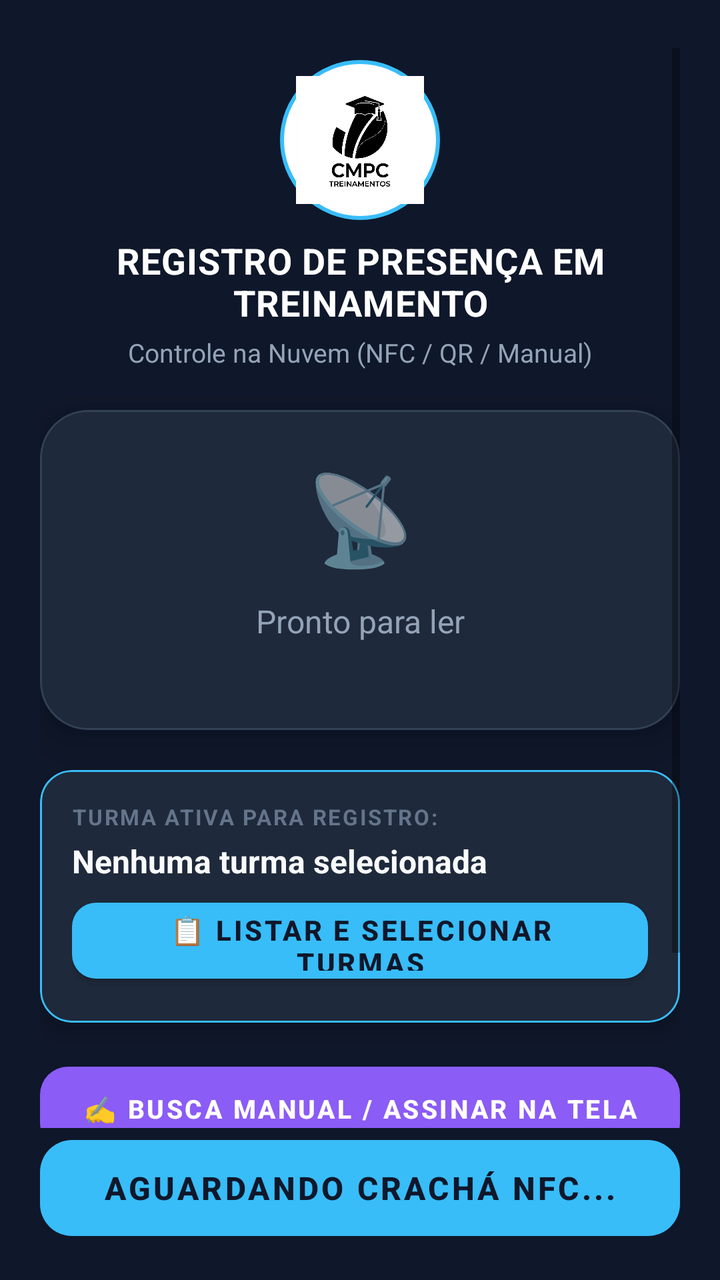
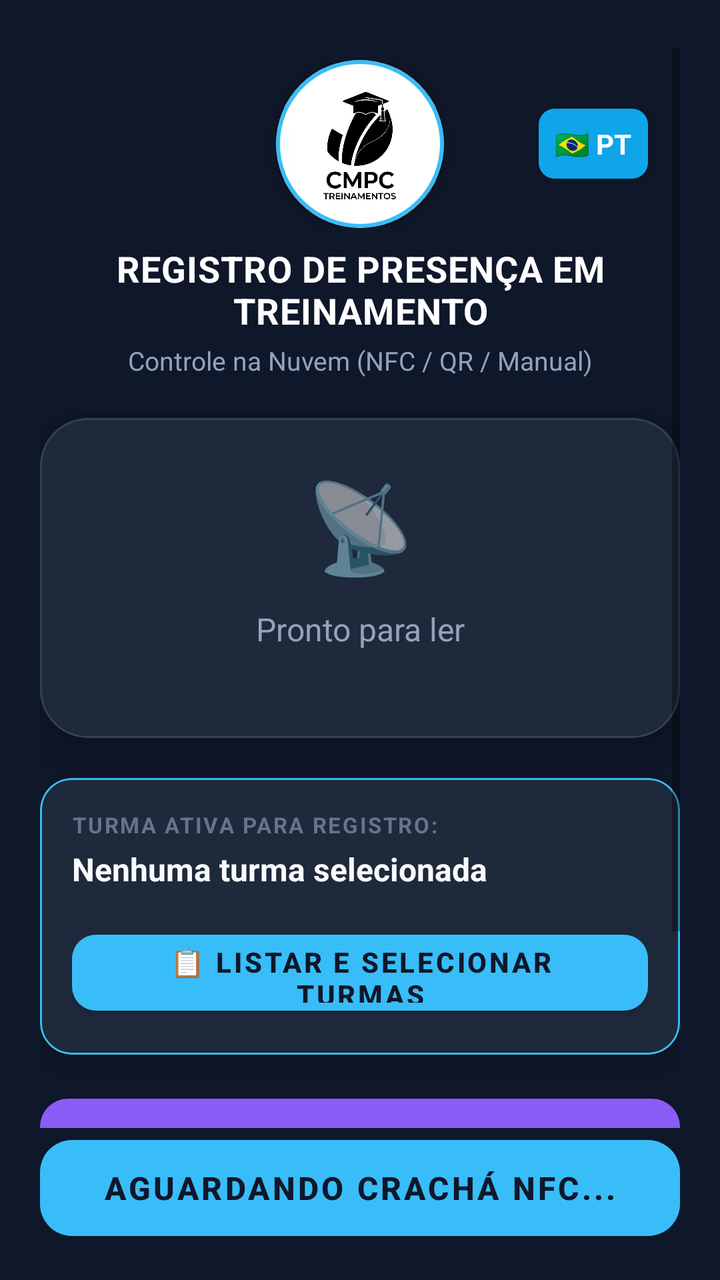

Screens rendered from an Android XML layout before and after an edit, with the pre-edit source and the edit as a unified diff.
<!-- AndroidManifest.xml: application theme Theme.LeitorCracha -->
<!-- res/layout/activity_main.xml -->
<?xml version="1.0" encoding="utf-8"?>
<androidx.constraintlayout.widget.ConstraintLayout
    xmlns:android="http://schemas.android.com/apk/res/android"
    xmlns:app="http://schemas.android.com/apk/res-auto"
    android:layout_width="match_parent"
    android:layout_height="match_parent"
    android:background="@color/colorBackground">

    
    <ScrollView
        android:layout_width="match_parent"
        android:layout_height="0dp"
        android:fillViewport="true"
        android:clipToPadding="false"
        android:paddingHorizontal="20dp"
        android:paddingTop="24dp"
        android:paddingBottom="16dp"
        app:layout_constraintTop_toTopOf="parent"
        app:layout_constraintBottom_toTopOf="@id/btnScan"
        app:layout_constraintStart_toStartOf="parent"
        app:layout_constraintEnd_toEndOf="parent">

        <LinearLayout
            android:layout_width="match_parent"
            android:layout_height="wrap_content"
            android:orientation="vertical"
            android:gravity="center_horizontal">

            
            <ImageView
                android:layout_width="80dp"
                android:layout_height="80dp"
                android:src="@mipmap/ic_launcher"
                android:background="@drawable/bg_logo_circle"
                android:padding="8dp"
                android:layout_marginTop="6dp"
                android:layout_marginBottom="8dp"
                android:contentDescription="Logo CMPC Treinamentos" />

            
            <TextView
                android:id="@+id/tvTitle"
                android:layout_width="wrap_content"
                android:layout_height="wrap_content"
                android:text="REGISTRO DE PRESENÇA EM TREINAMENTO"
                android:textColor="@color/colorWhite"
                android:textSize="18sp"
                android:textStyle="bold"
                android:gravity="center"
                android:letterSpacing="0.02" />

            
            <TextView
                android:id="@+id/tvSubtitle"
                android:layout_width="wrap_content"
                android:layout_height="wrap_content"
                android:text="Controle na Nuvem (NFC / QR / Manual)"
                android:textColor="@color/colorSubtitle"
                android:textSize="13sp"
                android:gravity="center"
                android:layout_marginTop="4dp"
                android:layout_marginBottom="20dp"/>

            
            <com.google.android.material.card.MaterialCardView
                android:id="@+id/cardResult"
                android:layout_width="match_parent"
                android:layout_height="wrap_content"
                android:minHeight="160dp"
                android:layout_marginBottom="20dp"
                app:cardBackgroundColor="@color/colorCard"
                app:cardCornerRadius="24dp"
                app:cardElevation="12dp"
                app:strokeColor="#334155"
                app:strokeWidth="1dp">

                <LinearLayout
                    android:layout_width="match_parent"
                    android:layout_height="wrap_content"
                    android:orientation="vertical"
                    android:gravity="center"
                    android:padding="24dp">

                    
                    <TextView
                        android:id="@+id/tvIcon"
                        android:layout_width="wrap_content"
                        android:layout_height="wrap_content"
                        android:text="📡"
                        android:textSize="44sp"
                        android:gravity="center"
                        android:layout_marginBottom="12dp"/>

                    
                    <ProgressBar
                        android:id="@+id/progressBar"
                        android:layout_width="wrap_content"
                        android:layout_height="wrap_content"
                        android:visibility="gone"
                        android:indeterminateTint="@color/colorAccent"
                        android:layout_marginBottom="12dp"/>

                    
                    <TextView
                        android:id="@+id/tvStatus"
                        android:layout_width="match_parent"
                        android:layout_height="wrap_content"
                        android:text="@string/status_ready"
                        android:textColor="@color/colorSubtitle"
                        android:textSize="16sp"
                        android:gravity="center"
                        android:layout_marginBottom="8dp"/>

                    
                    <TextView
                        android:id="@+id/tvResult"
                        android:layout_width="match_parent"
                        android:layout_height="wrap_content"
                        android:textColor="@color/colorSuccess"
                        android:textSize="18sp"
                        android:textStyle="bold"
                        android:gravity="center"
                        android:lineSpacingExtra="4dp"
                        android:letterSpacing="0.03"
                        android:visibility="gone"/>
                </LinearLayout>
            </com.google.android.material.card.MaterialCardView>

            
            <com.google.android.material.card.MaterialCardView
                android:id="@+id/cardSession"
                android:layout_width="match_parent"
                android:layout_height="wrap_content"
                android:layout_marginBottom="16dp"
                app:cardBackgroundColor="#1E293B"
                app:cardCornerRadius="16dp"
                app:cardElevation="6dp"
                app:strokeColor="#38BDF8"
                app:strokeWidth="1dp">

                <LinearLayout
                    android:layout_width="match_parent"
                    android:layout_height="wrap_content"
                    android:orientation="vertical"
                    android:padding="16dp">

                    <TextView
                        android:layout_width="wrap_content"
                        android:layout_height="wrap_content"
                        android:text="TURMA ATIVA PARA REGISTRO:"
                        android:textColor="#64748B"
                        android:textSize="11sp"
                        android:textStyle="bold"
                        android:letterSpacing="0.08"
                        android:layout_marginBottom="4dp" />

                    <TextView
                        android:id="@+id/tvSessionId"
                        android:layout_width="match_parent"
                        android:layout_height="wrap_content"
                        android:text="Nenhuma turma selecionada"
                        android:textColor="#F8FAFC"
                        android:textSize="16sp"
                        android:textStyle="bold"
                        android:layout_marginBottom="4dp" />

                    <TextView
                        android:id="@+id/tvSessionCount"
                        android:layout_width="match_parent"
                        android:layout_height="wrap_content"
                        android:text="👥 0 pessoa(s) registrada(s) nesta turma"
                        android:textColor="#38BDF8"
                        android:textSize="13sp"
                        android:textStyle="bold"
                        android:visibility="gone"
                        android:layout_marginBottom="12dp" />

                    <com.google.android.material.button.MaterialButton
                        android:id="@+id/btnSelectSession"
                        android:layout_width="match_parent"
                        android:layout_height="50dp"
                        android:text="📋 LISTAR E SELECIONAR TURMAS"
                        android:textSize="14sp"
                        android:textStyle="bold"
                        android:textColor="#0F172A"
                        app:backgroundTint="#38BDF8"
                        app:cornerRadius="12dp" />
                </LinearLayout>
            </com.google.android.material.card.MaterialCardView>

            
            <com.google.android.material.button.MaterialButton
                android:id="@+id/btnManualRegister"
                android:layout_width="match_parent"
                android:layout_height="54dp"
                android:layout_marginBottom="10dp"
                android:text="✍️ BUSCA MANUAL / ASSINAR NA TELA"
                android:textSize="13sp"
                android:textStyle="bold"
                android:textColor="#FFFFFF"
                app:backgroundTint="#8B5CF6"
                app:cornerRadius="14dp" />

            
            <com.google.android.material.button.MaterialButton
                android:id="@+id/btnScanQr"
                android:layout_width="match_parent"
                android:layout_height="54dp"
                android:layout_marginBottom="8dp"
                android:text="REGISTRO AVULSO VIA QR (RUT)"
                android:textSize="13sp"
                android:textStyle="bold"
                android:textColor="#F8FAFC"
                app:backgroundTint="#3B82F6"
                app:cornerRadius="14dp" />

        </LinearLayout>
    </ScrollView>

    
    <com.google.android.material.button.MaterialButton
        android:id="@+id/btnScan"
        android:layout_width="match_parent"
        android:layout_height="60dp"
        android:layout_marginHorizontal="20dp"
        android:layout_marginBottom="16dp"
        android:text="AGUARDANDO CRACHÁ NFC..."
        android:textSize="16sp"
        android:textStyle="bold"
        android:textColor="@color/colorBackground"
        app:backgroundTint="@color/colorAccent"
        app:cornerRadius="16dp"
        android:enabled="false"
        app:layout_constraintBottom_toBottomOf="parent"
        app:layout_constraintStart_toStartOf="parent"
        app:layout_constraintEnd_toEndOf="parent" />

</androidx.constraintlayout.widget.ConstraintLayout>
<!-- resources referenced by this layout -->
<resources>
  <color name="colorAccent">#38BDF8</color>
  <color name="colorBackground">#0F172A</color>
  <color name="colorCard">#1E293B</color>
  <color name="colorSubtitle">#94A3B8</color>
  <color name="colorSuccess">#10B981</color>
  <color name="colorWhite">#FFFFFF</color>
  <!-- drawable bg_logo_circle (drawable) -->
  <?xml version="1.0" encoding="utf-8"?>
  <shape xmlns:android="http://schemas.android.com/apk/res/android"
      android:shape="oval">
      <solid android:color="#FFFFFF" />
      <stroke
          android:width="2dp"
          android:color="#38BDF8" />
  </shape>
  <!-- mipmap ic_launcher: png bitmap (mipmap-hdpi, 485143 bytes) -->
  <string name="status_ready">Pronto para ler</string>
  <style name="Theme.LeitorCracha" parent="Theme.MaterialComponents.DayNight.NoActionBar">
          <item name="colorPrimary">@color/colorAccent</item>
          <item name="colorPrimaryVariant">@color/colorCard</item>
          <item name="colorOnPrimary">@color/colorBackground</item>
          <item name="android:windowBackground">@color/colorBackground</item>
          <item name="android:statusBarColor">@color/colorBackground</item>
          <item name="android:navigationBarColor">@color/colorBackground</item>
      </style>
</resources>

<!-- the commit's change to res/layout/activity_main.xml (unified diff, before → after) -->
@@ -27,15 +27,47 @@
             android:gravity="center_horizontal">
 
             
-            <ImageView
-                android:layout_width="80dp"
-                android:layout_height="80dp"
-                android:src="@mipmap/ic_launcher"
-                android:background="@drawable/bg_logo_circle"
-                android:padding="8dp"
+            <FrameLayout
+                android:layout_width="match_parent"
+                android:layout_height="wrap_content"
                 android:layout_marginTop="6dp"
-                android:layout_marginBottom="8dp"
-                android:contentDescription="Logo CMPC Treinamentos" />
+                android:layout_marginBottom="8dp">
+
+                
+                <com.google.android.material.card.MaterialCardView
+                    android:layout_width="84dp"
+                    android:layout_height="84dp"
+                    android:layout_gravity="center"
+                    app:cardCornerRadius="42dp"
+                    app:cardElevation="6dp"
+                    app:strokeColor="#38BDF8"
+                    app:strokeWidth="2dp"
+                    app:cardBackgroundColor="#FFFFFF">
+
+                    <ImageView
+                        android:layout_width="match_parent"
+                        android:layout_height="match_parent"
+                        android:src="@mipmap/ic_launcher"
+                        android:scaleType="fitCenter"
+                        android:padding="4dp"
+                        android:contentDescription="Logo CMPC Treinamentos" />
+                </com.google.android.material.card.MaterialCardView>
+
+                
+                <TextView
+                    android:id="@+id/btnLanguage"
+                    android:layout_width="wrap_content"
+                    android:layout_height="wrap_content"
+                    android:layout_gravity="end|center_vertical"
+                    android:layout_marginEnd="16dp"
+                    android:background="@drawable/bg_eye_btn"
+                    android:text="🇧🇷 PT"
+                    android:textColor="#FFFFFF"
+                    android:textSize="14sp"
+                    android:textStyle="bold"
+                    android:padding="8dp"
+                    android:elevation="4dp" />
+            </FrameLayout>
 
             
             <TextView
@@ -164,16 +196,38 @@
                         android:textStyle="bold"
                         android:layout_marginBottom="4dp" />
 
-                    <TextView
-                        android:id="@+id/tvSessionCount"
-                        android:layout_width="match_parent"
-                        android:layout_height="wrap_content"
-                        android:text="👥 0 pessoa(s) registrada(s) nesta turma"
-                        android:textColor="#38BDF8"
-                        android:textSize="13sp"
-                        android:textStyle="bold"
-                        android:visibility="gone"
-                        android:layout_marginBottom="12dp" />
+                    <LinearLayout
+                        android:layout_width="match_parent"
+                        android:layout_height="wrap_content"
+                        android:orientation="horizontal"
+                        android:gravity="center_vertical"
+                        android:layout_marginBottom="12dp">
+                        
+                        <TextView
+                            android:id="@+id/tvSessionCount"
+                            android:layout_width="0dp"
+                            android:layout_height="wrap_content"
+                            android:layout_weight="1"
+                            android:text="👥 0 pessoa(s) registrada(s) nesta turma"
+                            android:textColor="#38BDF8"
+                            android:textSize="13sp"
+                            android:textStyle="bold"
+                            android:visibility="gone" />
+
+                        <TextView
+                            android:id="@+id/btnViewAttendees"
+                            android:layout_width="wrap_content"
+                            android:layout_height="wrap_content"
+                            android:text="👁️ VER LISTA"
+                            android:textColor="#FFFFFF"
+                            android:textSize="11sp"
+                            android:textStyle="bold"
+                            android:background="@drawable/bg_eye_btn"
+                            android:paddingHorizontal="10dp"
+                            android:paddingVertical="6dp"
+                            android:layout_marginStart="8dp"
+                            android:visibility="gone" />
+                    </LinearLayout>
 
                     <com.google.android.material.button.MaterialButton
                         android:id="@+id/btnSelectSession"
<!-- resource entries referenced after the edit -->
@@ -6,14 +6,13 @@
   <color name="colorSubtitle">#94A3B8</color>
   <color name="colorSuccess">#10B981</color>
   <color name="colorWhite">#FFFFFF</color>
-  <!-- drawable bg_logo_circle (drawable) -->
+  <!-- drawable bg_eye_btn (drawable) -->
   <?xml version="1.0" encoding="utf-8"?>
   <shape xmlns:android="http://schemas.android.com/apk/res/android"
-      android:shape="oval">
-      <solid android:color="#FFFFFF" />
-      <stroke
-          android:width="2dp"
-          android:color="#38BDF8" />
+      android:shape="rectangle">
+      <solid android:color="#0EA5E9" />
+      <corners android:radius="8dp" />
+      <padding android:left="8dp" android:top="4dp" android:right="8dp" android:bottom="4dp" />
   </shape>
   <!-- mipmap ic_launcher: png bitmap (mipmap-hdpi, 485143 bytes) -->
   <string name="status_ready">Pronto para ler</string>
